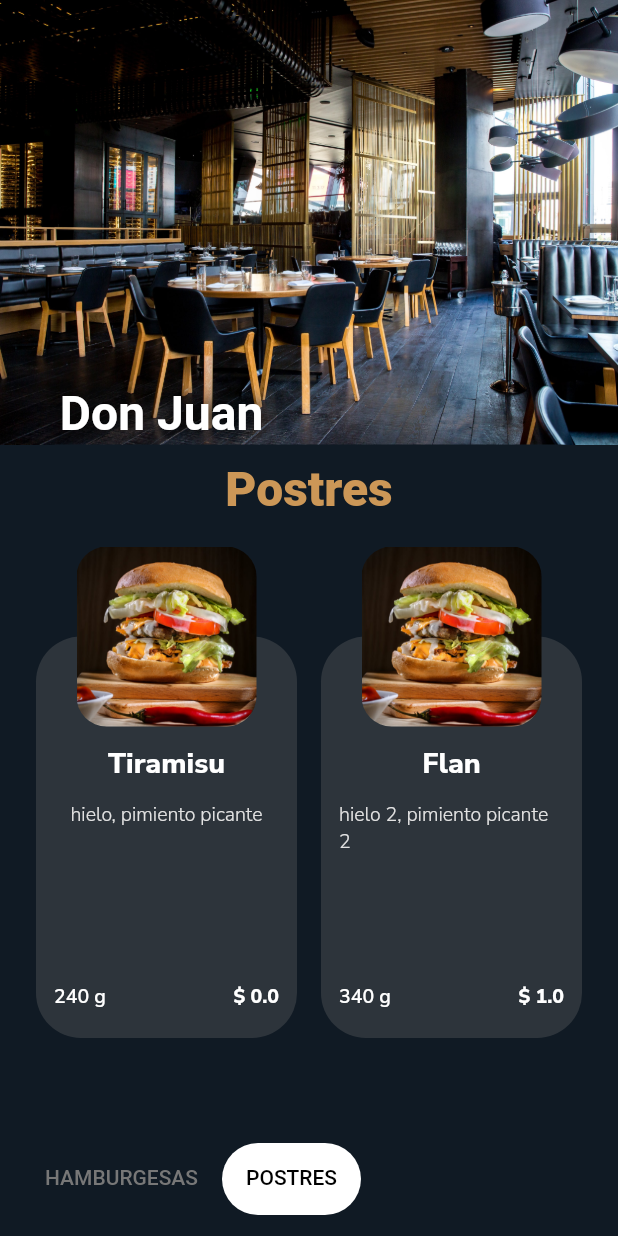
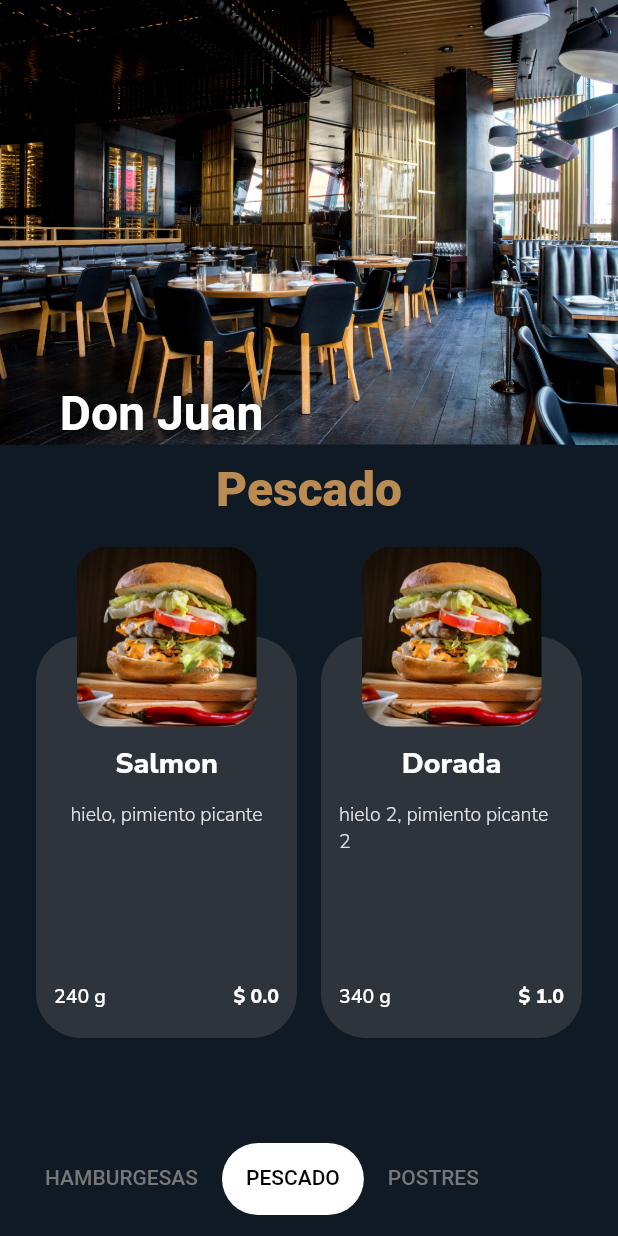
Before and after one commit to tomasbaran/chefmenu2, a Flutter app: the screen it shows after launch, tab 2 chosen, on a phone screen of 412 x 824 dp. Run offline on Flutter 3.47's test engine with Material 2 defaults, Android fonts, the phone set to English and light mode, and no system bars; our stand-ins replace cloud_firestore, firebase_auth, flushbar, google_fonts, universal_io; accounts and stored records are empty.

Commit message:
WIP 2: crossfade TabBar Title effect

```diff
--- a/lib/models/data.dart
+++ b/lib/models/data.dart
@@ -17,6 +17,25 @@ Menu menu = Menu(
         ),
         Meal(
           title: 'Gallo Pinto 2 ',
+          imageUrl: 'img/0/0.jpeg',
+          ingredients: ['hielo 2', 'pimiento picante 2'],
+          price: 1.39,
+          portion: '340 g',
+        ),
+      ],
+    ),
+    MealCategory(
+      title: 'Pescado',
+      meals: [
+        Meal(
+          title: 'Salmon',
+          imageUrl: 'img/0/0.jpeg',
+          ingredients: ['hielo', 'pimiento picante'],
+          price: 12.33,
+          portion: '240 g',
+        ),
+        Meal(
+          title: 'Dorada',
           imageUrl: 'img/0/0.jpeg',
           ingredients: ['hielo 2', 'pimiento picante 2'],
           price: 1.39,
--- a/lib/screens/demo_screen.dart
+++ b/lib/screens/demo_screen.dart
@@ -9,7 +9,7 @@ import 'package:chefmenu2/change_notifiers/my_scroll_position.dart';
 import 'package:chefmenu2/change_notifiers/tab_index.dart';
 import 'package:chefmenu2/widgets/cover_container.dart';
 import 'package:chefmenu2/widgets/signup_bottom_sheet/signup_bottom_sheet.dart';
-import 'package:universal_io/io.dart';
+import 'package:chefmenu2/models/data.dart';
 
 class DemoScreen extends StatefulWidget {
   static String id = '/demo';
@@ -31,7 +31,7 @@ class _DemoScreenState extends State<DemoScreen> with SingleTickerProviderStateM
     super.initState();
     bigBoxScrollPosition = MyScrollPosition();
     _tabIndex = TabIndex();
-    _tabController = TabController(length: kTabBarLength, vsync: this);
+    _tabController = TabController(length: menu.categories.length, vsync: this);
     _scrollController = ScrollController();
   }
 
@@ -84,7 +84,7 @@ class _DemoScreenState extends State<DemoScreen> with SingleTickerProviderStateM
   @override
   Widget build(BuildContext context) {
     return DefaultTabController(
-      length: kTabBarLength,
+      length: menu.categories.length,
       child: ChangeNotifierProvider<TabIndex>(
         create: (context) => _tabIndex,
         child: ChangeNotifierProvider<MyScrollPosition>(
--- a/lib/theme/style_constants.dart
+++ b/lib/theme/style_constants.dart
@@ -18,7 +18,6 @@ const Color colorIosSafariLight = Color(0xFFF6F7F8);
 const Color colorIosSafariDark = Color(0xFF575757);
 
 // TabBar
-const int kTabBarLength = 2;
 const double kTabIconHeight = 28;
 Color colorTabInactive = Colors.white.withOpacity(0.5);
 const Color colorTabActive = colorBackground;
--- a/lib/widgets/big_box_container.dart
+++ b/lib/widgets/big_box_container.dart
@@ -47,15 +47,14 @@ class _BigBoxContainerState extends State<BigBoxContainer> {
       return kBigBoxPadding;
   }
 
-  double animationOpacity = 1;
+  int _roundedValue = 0;
   @override
   void initState() {
     super.initState();
     widget.tabController.animation
       ..addListener(() {
         setState(() {
-          animationOpacity = 0.5 - widget.tabController.animation.value;
-          animationOpacity = animationOpacity.abs() * 2;
+          _roundedValue = widget.tabController.animation.value.round();
           print('value: ${widget.tabController.animation.value}');
         });
       });
@@ -94,11 +93,12 @@ class _BigBoxContainerState extends State<BigBoxContainer> {
                       child: Center(
                         child: Stack(children: [
                           AnimatedOpacity(
-                            opacity: widget.tabController.animation.value > widget.tabController.previousIndex ? 1 : 0,
-                            duration: Duration(milliseconds: 300),
+                            opacity: _roundedValue > widget.tabController.previousIndex ? 1 : 0,
+                            duration: Duration(milliseconds: _roundedValue > widget.tabController.previousIndex ? 1500 : 600),
+                            curve: Curves.easeInOutQuart,
                             child: Center(
                               child: Text(
-                                widget.tabController.animation.value > widget.tabController.previousIndex
+                                _roundedValue > widget.tabController.previousIndex
                                     ? menu.categories[widget.tabController.index].title
                                     : menu.categories[widget.tabController.previousIndex].title,
                                 style: ktsCategoryTitle,
@@ -106,11 +106,12 @@ class _BigBoxContainerState extends State<BigBoxContainer> {
                             ),
                           ),
                           AnimatedOpacity(
-                            opacity: widget.tabController.animation.value < widget.tabController.previousIndex ? 1 : 0,
-                            duration: Duration(seconds: 1),
+                            opacity: _roundedValue < widget.tabController.previousIndex ? 1 : 0,
+                            duration: Duration(milliseconds: _roundedValue < widget.tabController.previousIndex ? 1500 : 600),
+                            curve: Curves.easeInOutQuart,
                             child: Center(
                               child: Text(
-                                widget.tabController.animation.value < widget.tabController.previousIndex
+                                _roundedValue < widget.tabController.previousIndex
                                     ? menu.categories[widget.tabController.index].title
                                     : menu.categories[widget.tabController.previousIndex].title,
                                 style: ktsCategoryTitle,
@@ -146,6 +147,15 @@ class _BigBoxContainerState extends State<BigBoxContainer> {
                   mealIndex: menu.categories[1].meals.length,
                 ),
               ),
+              GridView.extent(
+                maxCrossAxisExtent: kMaxCrossAxisExtent,
+                childAspectRatio: 0.53,
+                children: _buildGridTileList(
+                  context: context,
+                  categoryIndex: 2,
+                  mealIndex: menu.categories[2].meals.length,
+                ),
+              ),
             ],
           ),
         ),
```
Also changed, not shown: 1 other file.
